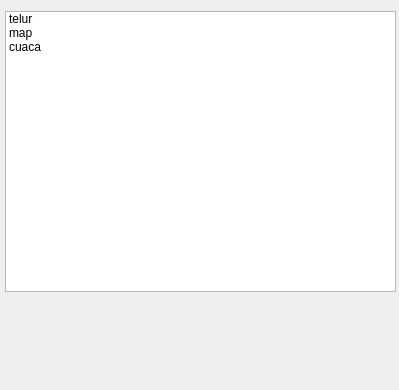
Above: main.ui from anwartan/python_qt before the change. Below: the same form after it.
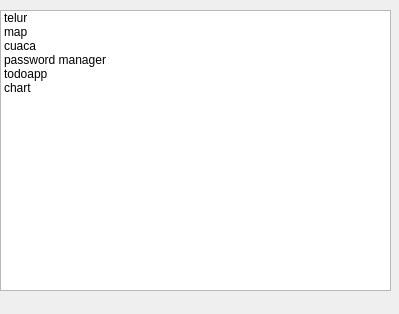
That is the form after the change.

What changed in the file:
```diff
--- a/main.ui
+++ b/main.ui
@@ -7,7 +7,7 @@
     <x>0</x>
     <y>0</y>
     <width>399</width>
-    <height>390</height>
+    <height>314</height>
    </rect>
   </property>
   <property name="windowTitle">
@@ -16,8 +16,8 @@
   <widget class="QListWidget" name="listWidget">
    <property name="geometry">
     <rect>
-     <x>5</x>
-     <y>11</y>
+     <x>0</x>
+     <y>10</y>
      <width>391</width>
      <height>281</height>
     </rect>
@@ -37,6 +37,26 @@
      <string>cuaca</string>
     </property>
    </item>
+   <item>
+    <property name="text">
+     <string>password manager</string>
+    </property>
+   </item>
+   <item>
+    <property name="text">
+     <string>todoapp</string>
+    </property>
+   </item>
+   <item>
+    <property name="text">
+     <string>chart</string>
+    </property>
+   </item>
+   <item>
+    <property name="text">
+     <string/>
+    </property>
+   </item>
   </widget>
  </widget>
  <resources/>
```
